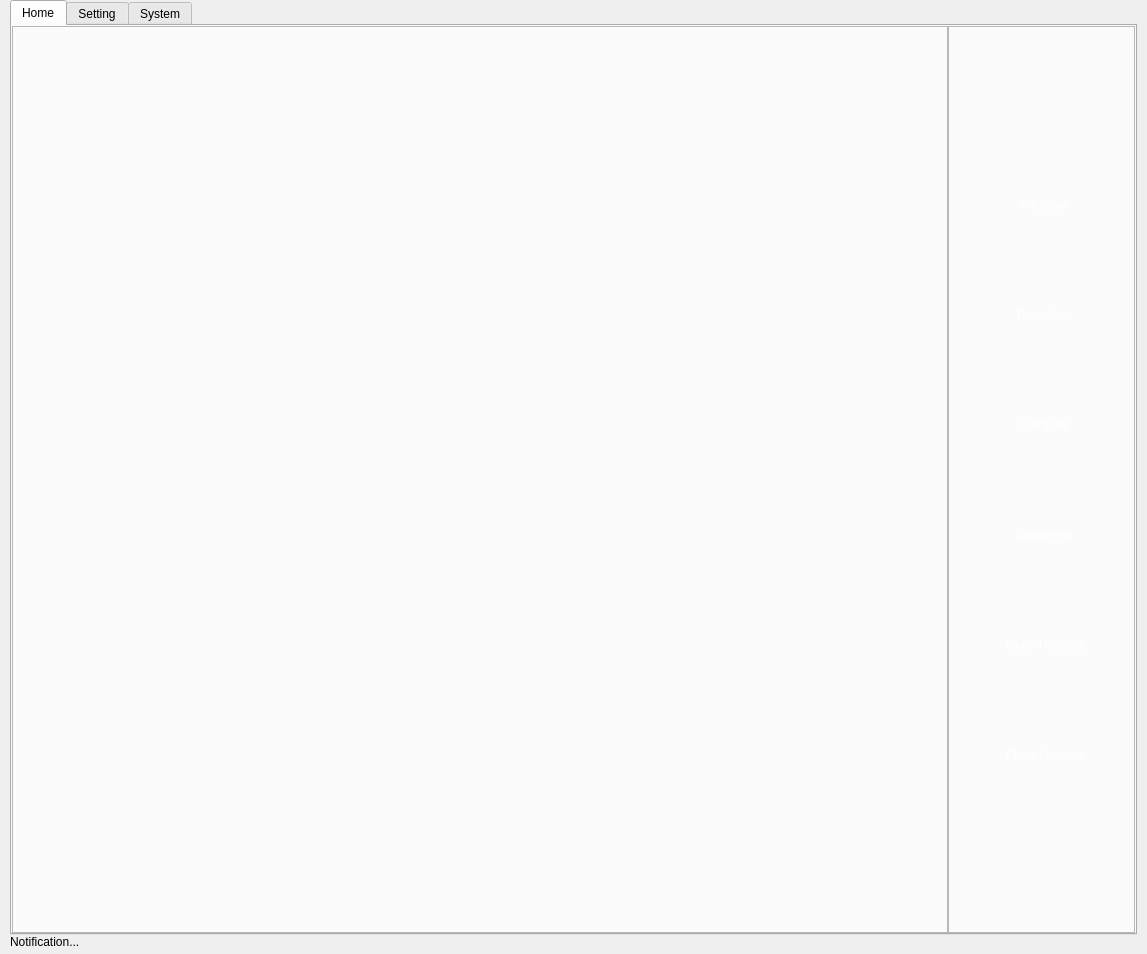
First picture: the form in qt5_ui/pps.ui, repository jacondv/intelijet_v2, before the edit.
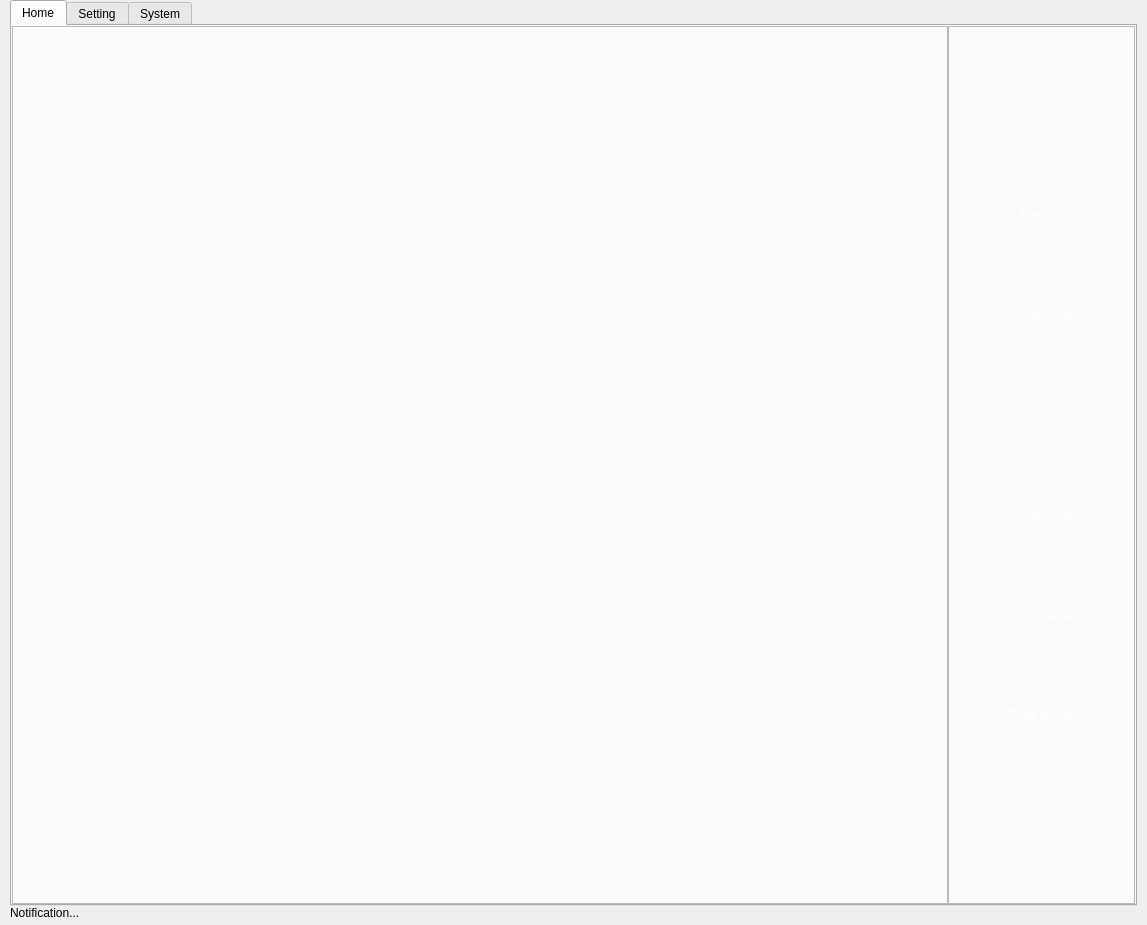
Second picture: the form after the edit. Icons and pictures are not drawn.

Patch:
```diff
--- a/qt5_ui/pps.ui
+++ b/qt5_ui/pps.ui
@@ -10,7 +10,7 @@
     <x>0</x>
     <y>0</y>
     <width>1147</width>
-    <height>954</height>
+    <height>925</height>
    </rect>
   </property>
   <property name="sizePolicy">
@@ -19,18 +19,6 @@
     <verstretch>0</verstretch>
    </sizepolicy>
   </property>
-  <property name="minimumSize">
-   <size>
-    <width>0</width>
-    <height>0</height>
-   </size>
-  </property>
-  <property name="maximumSize">
-   <size>
-    <width>16777215</width>
-    <height>16777215</height>
-   </size>
-  </property>
   <property name="baseSize">
    <size>
     <width>960</width>
@@ -140,12 +128,6 @@
              <verstretch>0</verstretch>
             </sizepolicy>
            </property>
-           <property name="minimumSize">
-            <size>
-             <width>0</width>
-             <height>0</height>
-            </size>
-           </property>
            <property name="toolTip">
             <string/>
            </property>
@@ -177,7 +159,7 @@
              <set>Qt::AlignHCenter|Qt::AlignTop</set>
             </property>
             <property name="verticalSpacing">
-             <number>10</number>
+             <number>20</number>
             </property>
             <property name="leftMargin">
              <number>5</number>
@@ -230,28 +212,10 @@
             </item>
             <item row="1" column="1">
              <widget class="QPushButton" name="btnPreScan">
-              <property name="sizePolicy">
-               <sizepolicy hsizetype="Minimum" vsizetype="Minimum">
-                <horstretch>0</horstretch>
-                <verstretch>0</verstretch>
-               </sizepolicy>
-              </property>
               <property name="minimumSize">
                <size>
                 <width>0</width>
-                <height>100</height>
-               </size>
-              </property>
-              <property name="maximumSize">
-               <size>
-                <width>16777215</width>
-                <height>16777215</height>
-               </size>
-              </property>
-              <property name="baseSize">
-               <size>
-                <width>0</width>
-                <height>200</height>
+                <height>80</height>
                </size>
               </property>
               <property name="styleSheet">
@@ -284,28 +248,10 @@
             </item>
             <item row="2" column="1">
              <widget class="QPushButton" name="btnPostScan">
-              <property name="sizePolicy">
-               <sizepolicy hsizetype="Minimum" vsizetype="Minimum">
-                <horstretch>0</horstretch>
-                <verstretch>0</verstretch>
-               </sizepolicy>
-              </property>
               <property name="minimumSize">
                <size>
                 <width>0</width>
-                <height>100</height>
-               </size>
-              </property>
-              <property name="maximumSize">
-               <size>
-                <width>16777215</width>
-                <height>16777215</height>
-               </size>
-              </property>
-              <property name="baseSize">
-               <size>
-                <width>0</width>
-                <height>200</height>
+                <height>80</height>
                </size>
               </property>
               <property name="styleSheet">
@@ -338,28 +284,10 @@
             </item>
             <item row="3" column="1">
              <widget class="QPushButton" name="btnCompare">
-              <property name="sizePolicy">
-               <sizepolicy hsizetype="Minimum" vsizetype="Minimum">
-                <horstretch>0</horstretch>
-                <verstretch>0</verstretch>
-               </sizepolicy>
-              </property>
               <property name="minimumSize">
                <size>
                 <width>0</width>
-                <height>100</height>
-               </size>
-              </property>
-              <property name="maximumSize">
-               <size>
-                <width>16777215</width>
-                <height>16777215</height>
-               </size>
-              </property>
-              <property name="baseSize">
-               <size>
-                <width>0</width>
-                <height>200</height>
+                <height>80</height>
                </size>
               </property>
               <property name="styleSheet">
@@ -392,28 +320,10 @@
             </item>
             <item row="4" column="1">
              <widget class="QPushButton" name="btnCancel">
-              <property name="sizePolicy">
-               <sizepolicy hsizetype="Minimum" vsizetype="Minimum">
-                <horstretch>0</horstretch>
-                <verstretch>0</verstretch>
-               </sizepolicy>
-              </property>
               <property name="minimumSize">
                <size>
                 <width>0</width>
-                <height>100</height>
-               </size>
-              </property>
-              <property name="maximumSize">
-               <size>
-                <width>16777215</width>
-                <height>16777215</height>
-               </size>
-              </property>
-              <property name="baseSize">
-               <size>
-                <width>0</width>
-                <height>200</height>
+                <height>80</height>
                </size>
               </property>
               <property name="autoFillBackground">
@@ -452,7 +362,7 @@
               <property name="minimumSize">
                <size>
                 <width>0</width>
-                <height>100</height>
+                <height>80</height>
                </size>
               </property>
               <property name="styleSheet">
@@ -488,7 +398,7 @@
               <property name="minimumSize">
                <size>
                 <width>0</width>
-                <height>100</height>
+                <height>80</height>
                </size>
               </property>
               <property name="styleSheet">
```
Left out of the diff: 2 changed lines with no effect on the pictures.
